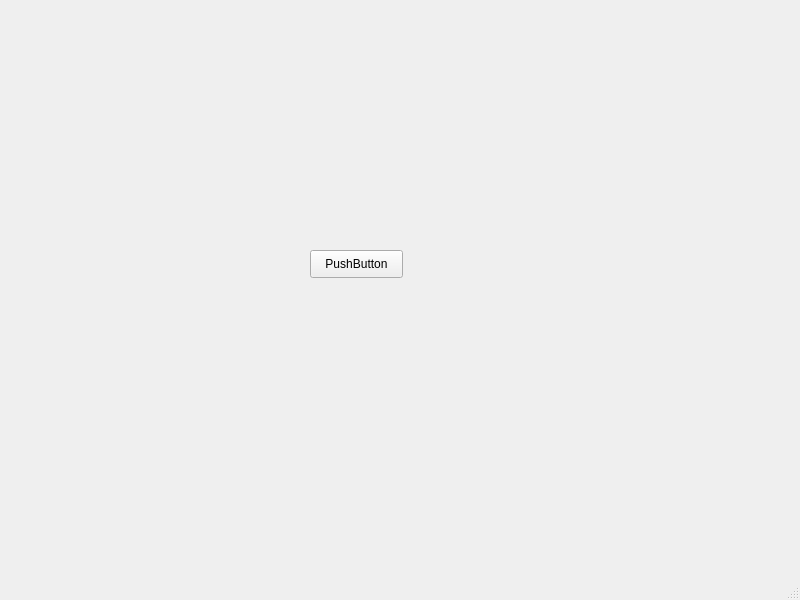
First picture: the form in mainwindow.ui, repository ffii4455/SSHFS, before the edit.
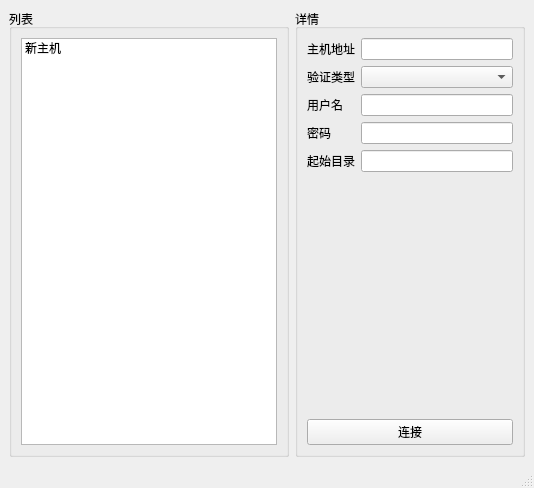
Second picture: the form after the edit.

Diff of the .ui file:
```diff
--- a/mainwindow.ui
+++ b/mainwindow.ui
@@ -6,27 +6,128 @@
    <rect>
     <x>0</x>
     <y>0</y>
-    <width>800</width>
-    <height>600</height>
+    <width>534</width>
+    <height>488</height>
    </rect>
   </property>
   <property name="windowTitle">
-   <string>MainWindow</string>
+   <string>SSHFS</string>
+  </property>
+  <property name="styleSheet">
+   <string notr="true">font: 9pt &quot;微软雅黑&quot;;</string>
   </property>
   <widget class="QWidget" name="centralwidget">
-   <widget class="QPushButton" name="pushButton">
-    <property name="geometry">
-     <rect>
-      <x>310</x>
-      <y>250</y>
-      <width>93</width>
-      <height>28</height>
-     </rect>
-    </property>
-    <property name="text">
-     <string>PushButton</string>
-    </property>
-   </widget>
+   <layout class="QGridLayout" name="gridLayout_4">
+    <item row="0" column="0">
+     <widget class="QGroupBox" name="groupBox">
+      <property name="title">
+       <string>列表</string>
+      </property>
+      <layout class="QGridLayout" name="gridLayout_2">
+       <item row="0" column="0">
+        <widget class="QListWidget" name="listWidget">
+         <item>
+          <property name="text">
+           <string>新主机</string>
+          </property>
+         </item>
+        </widget>
+       </item>
+      </layout>
+     </widget>
+    </item>
+    <item row="0" column="1">
+     <widget class="QGroupBox" name="groupBox_2">
+      <property name="title">
+       <string>详情</string>
+      </property>
+      <layout class="QGridLayout" name="gridLayout_3">
+       <item row="1" column="0">
+        <spacer name="verticalSpacer">
+         <property name="orientation">
+          <enum>Qt::Vertical</enum>
+         </property>
+         <property name="sizeHint" stdset="0">
+          <size>
+           <width>20</width>
+           <height>40</height>
+          </size>
+         </property>
+        </spacer>
+       </item>
+       <item row="0" column="0">
+        <layout class="QGridLayout" name="gridLayout">
+         <item row="0" column="0">
+          <layout class="QVBoxLayout" name="verticalLayout_2">
+           <item>
+            <widget class="QLabel" name="label">
+             <property name="text">
+              <string>主机地址</string>
+             </property>
+            </widget>
+           </item>
+           <item>
+            <widget class="QLabel" name="label_2">
+             <property name="text">
+              <string>验证类型</string>
+             </property>
+            </widget>
+           </item>
+           <item>
+            <widget class="QLabel" name="label_3">
+             <property name="text">
+              <string>用户名</string>
+             </property>
+            </widget>
+           </item>
+           <item>
+            <widget class="QLabel" name="label_4">
+             <property name="text">
+              <string>密码</string>
+             </property>
+            </widget>
+           </item>
+           <item>
+            <widget class="QLabel" name="label_5">
+             <property name="text">
+              <string>起始目录</string>
+             </property>
+            </widget>
+           </item>
+          </layout>
+         </item>
+         <item row="0" column="1">
+          <layout class="QVBoxLayout" name="verticalLayout">
+           <item>
+            <widget class="QLineEdit" name="lineEdit_2"/>
+           </item>
+           <item>
+            <widget class="QComboBox" name="comboBox"/>
+           </item>
+           <item>
+            <widget class="QLineEdit" name="lineEdit"/>
+           </item>
+           <item>
+            <widget class="QLineEdit" name="lineEdit_3"/>
+           </item>
+           <item>
+            <widget class="QLineEdit" name="lineEdit_4"/>
+           </item>
+          </layout>
+         </item>
+        </layout>
+       </item>
+       <item row="2" column="0">
+        <widget class="QPushButton" name="startConnect">
+         <property name="text">
+          <string>连接</string>
+         </property>
+        </widget>
+       </item>
+      </layout>
+     </widget>
+    </item>
+   </layout>
   </widget>
   <widget class="QMenuBar" name="menubar">
    <property name="geometry">
```
Left out of the diff: 2 changed lines with no effect on the pictures.
